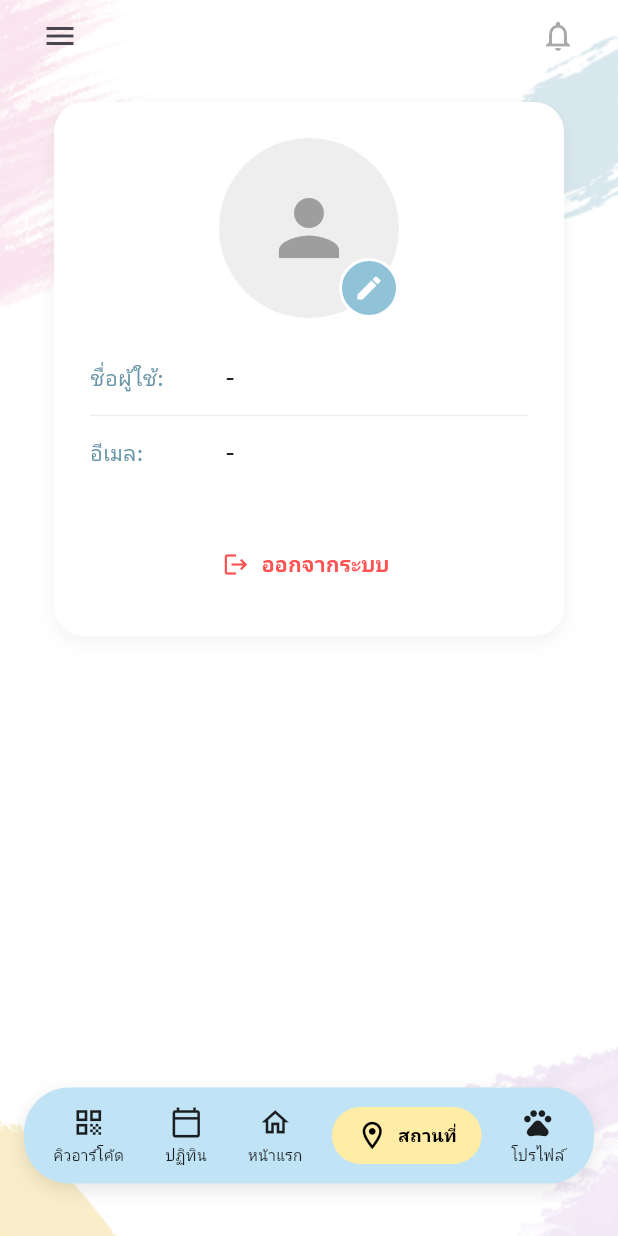
After one commit to siwadolrungmart/RegDog-Application, a Flutter app: the UserProfileScreen screen opened directly, on a phone screen of 412 x 824 dp. The commit adds this screen. Run offline on Flutter 3.47's test engine with Material 3 defaults, Android fonts, the phone set to English and light mode, and no system bars; our stand-ins replace cloud_firestore, file_picker, firebase_auth, firebase_core, firebase_storage, flutter_local_notifications and 8 more; accounts and stored records are empty; network calls fail; project files that could hold a hidden picture were left out.

Commit message:
add profile user page

```diff
--- a/lib/main.dart
+++ b/lib/main.dart
@@ -7,6 +7,7 @@ import 'package:regdogapp/screen/login_screen.dart';
 import 'package:regdogapp/screen/navbar_screen/calendar_screen.dart';
 import 'package:regdogapp/providers/current_dog_provider.dart';
 import 'package:regdogapp/screen/navbar_screen/places_screen.dart';
+import 'package:regdogapp/screen/register_screen/profile_user_screen.dart';
 import 'package:regdogapp/service/notification_service.dart';
 import 'firebase_options.dart';
 
@@ -85,7 +86,7 @@ class _RegDogAppState extends State<RegDogApp> {
       supportedLocales: const [
         Locale('th', 'TH'),
       ],
-      home: const  PlacePage(),
+      home: const LoginScreen(),
     );
   }
 }
--- a/lib/screen/login_screen.dart
+++ b/lib/screen/login_screen.dart
@@ -6,6 +6,8 @@ import 'package:cloud_firestore/cloud_firestore.dart'; // เพิ่ม Import
 // ต้อง import ไฟล์หน้าสร้างบัญชีเพื่อให้เรียกใช้ class ได้
 import 'package:regdogapp/screen/create_account_screen.dart';
 import 'package:regdogapp/screen/dog_list.dart';
+import 'package:regdogapp/screen/register_screen/registerdogname.dart';
+import 'package:regdogapp/screen/register_screen/registergender.dart';
 // นำเข้าไฟล์หน้าเลือกสถานะสุนัข (ตรวจสอบ path ให้ตรงกับโปรเจกต์ของคุณ)
 import 'package:regdogapp/screen/register_screen/registerhavedog.dart';
 
@@ -396,7 +398,7 @@ class _LoginScreenState extends State<LoginScreen> {
           // ถ้าไม่มีข้อมูลสุนัขเลย -> ไปหน้าลงทะเบียนสุนัข
           Navigator.pushReplacement(
             context,
-            MaterialPageRoute(builder: (context) => const Registerhavedog()),
+            MaterialPageRoute(builder: (context) => const Registerdogname()),
           );
         } else {
           // ถ้ามีสุนัขอย่างน้อย 1 ตัว -> ไปหน้า DogListPage
--- a/lib/screen/navbar_screen/dogprofile_screen.dart
+++ b/lib/screen/navbar_screen/dogprofile_screen.dart
@@ -42,7 +42,7 @@ class DogProfilePage extends StatefulWidget {
 }
 
 class _DogProfilePageState extends State<DogProfilePage> {
-  int _currentIndex = 2;
+  int _currentIndex = 4;
   final DatabaseService _db = DatabaseService();
   bool isEditing = false;
   bool isLoading = false;
--- /dev/null
+++ b/lib/screen/register_screen/profile_user_screen.dart
@@ -0,0 +1,421 @@
+import 'dart:io';
+import 'package:flutter/material.dart';
+import 'package:firebase_auth/firebase_auth.dart';
+import 'package:cloud_firestore/cloud_firestore.dart';
+import 'package:firebase_storage/firebase_storage.dart';
+import 'package:image_picker/image_picker.dart';
+import 'package:google_fonts/google_fonts.dart';
+import 'package:regdogapp/component/upperbar.dart';
+import 'package:regdogapp/component/bar.dart';
+// 🟢 เพิ่ม Import หน้า Login
+import 'package:regdogapp/screen/login_screen.dart';
+
+class UserProfileScreen extends StatefulWidget {
+  const UserProfileScreen({super.key});
+
+  @override
+  State<UserProfileScreen> createState() => _UserProfileScreenState();
+}
+
+class _UserProfileScreenState extends State<UserProfileScreen> {
+  int _currentIndex = 3; // กำหนด Index ให้ตรงกับเมนู Profile ของคุณใน BottomNavBar
+
+  bool _isEditing = false;
+  bool _isLoading = true;
+  bool _isSaving = false;
+
+  late TextEditingController _nameController;
+  late TextEditingController _emailController;
+
+  File? _newProfileImage;
+  String? _existingImageUrl;
+  String _displayName = "";
+  String _email = "";
+
+  final ImagePicker _picker = ImagePicker();
+
+  @override
+  void initState() {
+    super.initState();
+    _nameController = TextEditingController();
+    _emailController = TextEditingController(); // อีเมลมักจะไม่ให้แก้ตรงๆ แต่ใส่ไว้แสดงผล
+    _loadUserData();
+  }
+
+  @override
+  void dispose() {
+    _nameController.dispose();
+    _emailController.dispose();
+    super.dispose();
+  }
+
+  // 🟢 1. ดึงข้อมูล User จาก Firestore
+  Future<void> _loadUserData() async {
+    try {
+      User? user = FirebaseAuth.instance.currentUser;
+      if (user != null) {
+        DocumentSnapshot doc = await FirebaseFirestore.instance
+            .collection('users')
+            .doc(user.uid)
+            .get();
+
+        if (doc.exists) {
+          Map<String, dynamic> data = doc.data() as Map<String, dynamic>;
+          setState(() {
+            _displayName = data['displayName'] ?? 'ไม่ระบุชื่อ';
+            _email = data['email'] ?? user.email ?? 'ไม่ระบุอีเมล';
+            _existingImageUrl = data['profileImageUrl'];
+
+            // นำข้อมูลไปใส่ใน Controller เผื่อผู้ใช้กด Edit
+            _nameController.text = _displayName;
+            _emailController.text = _email;
+
+            _isLoading = false;
+          });
+        } else {
+          // กรณีไม่มีเอกสารใน users collection
+          setState(() {
+            _displayName = user.displayName ?? 'ไม่ระบุชื่อ';
+            _email = user.email ?? 'ไม่ระบุอีเมล';
+            _existingImageUrl = user.photoURL;
+            _nameController.text = _displayName;
+            _emailController.text = _email;
+            _isLoading = false;
+          });
+        }
+      }
+    } catch (e) {
+      debugPrint("Error loading user data: $e");
+      setState(() => _isLoading = false);
+    }
+  }
+
+  // 🟢 2. เลือกรูปโปรไฟล์ใหม่
+  Future<void> _pickProfileImage() async {
+    final pickedFile = await _picker.pickImage(
+      source: ImageSource.gallery,
+      imageQuality: 70,
+    );
+
+    if (pickedFile != null) {
+      setState(() {
+        _newProfileImage = File(pickedFile.path);
+      });
+    }
+  }
+
+  // 🟢 3. บันทึกข้อมูล
+  Future<void> _saveChanges() async {
+    if (_nameController.text.trim().isEmpty) {
+      ScaffoldMessenger.of(context).showSnackBar(
+        const SnackBar(content: Text("กรุณากรอกชื่อผู้ใช้งาน")),
+      );
+      return;
+    }
+
+    setState(() => _isSaving = true);
+
+    try {
+      User? user = FirebaseAuth.instance.currentUser;
+      if (user == null) return;
+
+      String finalImageUrl = _existingImageUrl ?? "";
+
+      // ถ้ามีการเปลี่ยนรูป
+      if (_newProfileImage != null) {
+        String fileName = 'profile_${user.uid}_${DateTime.now().millisecondsSinceEpoch}.jpg';
+        Reference ref = FirebaseStorage.instance.ref().child('user_profiles/$fileName');
+        await ref.putFile(_newProfileImage!);
+        finalImageUrl = await ref.getDownloadURL();
+      }
+
+      // อัปเดตข้อมูลใน Firestore
+      await FirebaseFirestore.instance.collection('users').doc(user.uid).set({
+        'displayName': _nameController.text.trim(),
+        'profileImageUrl': finalImageUrl,
+        'email': _email,
+        'updatedAt': FieldValue.serverTimestamp(),
+      }, SetOptions(merge: true));
+
+      // อัปเดต Profile ใน Firebase Auth (เผื่อไว้)
+      await user.updateDisplayName(_nameController.text.trim());
+      if (_newProfileImage != null) {
+        await user.updatePhotoURL(finalImageUrl);
+      }
+
+      // อัปเดต UI กลับไปโหมดดูข้อมูล
+      setState(() {
+        _displayName = _nameController.text.trim();
+        _existingImageUrl = finalImageUrl;
+        _isEditing = false;
+        _isSaving = false;
+      });
+
+      if (mounted) {
+        ScaffoldMessenger.of(context).showSnackBar(
+          const SnackBar(content: Text("บันทึกข้อมูลสำเร็จ")),
+        );
+      }
+    } catch (e) {
+      debugPrint("Save error: $e");
+      if (mounted) {
+        ScaffoldMessenger.of(context).showSnackBar(
+          SnackBar(content: Text("เกิดข้อผิดพลาด: $e")),
+        );
+        setState(() => _isSaving = false);
+      }
+    }
+  }
+
+  // 🟢 4. ยกเลิกการแก้ไข
+  void _cancelEditing() {
+    setState(() {
+      _nameController.text = _displayName;
+      _newProfileImage = null;
+      _isEditing = false;
+    });
+  }
+
+  @override
+  Widget build(BuildContext context) {
+    const Color primaryBlue = Color(0xFF90C2D8);
+    const Color bgBlue = Color(0xFFE6F3FB);
+    const Color yellowBtn = Color(0xFFFFEFA6);
+
+    return Scaffold(
+
+      bottomNavigationBar: CustomBottomNavBar(
+        selectedIndex: _currentIndex,
+        onItemTapped: (index) {
+          setState(() => _currentIndex = index);
+        },
+      ),
+      body: SafeArea(
+        child: Column(
+          children: [
+            HomeTopBar(
+              showProfile: false,
+              onMenuTap: () => Navigator.pop(context),
+            ),
+
+            Expanded(
+              child: _isLoading
+                  ? const Center(child: CircularProgressIndicator())
+                  : SingleChildScrollView(
+                      padding: const EdgeInsets.all(20),
+                      child: Container(
+                        width: double.infinity,
+                        padding: const EdgeInsets.all(24),
+                        decoration: BoxDecoration(
+                          color: Colors.white,
+                          borderRadius: BorderRadius.circular(20),
+                          boxShadow: [
+                            BoxShadow(
+                              color: Colors.black.withOpacity(0.05),
+                              blurRadius: 10,
+                              offset: const Offset(0, 4),
+                            ),
+                          ],
+                        ),
+                        child: Column(
+                          children: [
+                            // 🟢 ส่วนรูปโปรไฟล์และปุ่มแก้ไข
+                            Stack(
+                              alignment: Alignment.bottomRight,
+                              children: [
+                                CircleAvatar(
+                                  radius: 60,
+                                  backgroundColor: Colors.grey[200],
+                                  backgroundImage: _newProfileImage != null
+                                      ? FileImage(_newProfileImage!) as ImageProvider
+                                      : (_existingImageUrl != null && _existingImageUrl!.isNotEmpty)
+                                          ? NetworkImage(_existingImageUrl!)
+                                          : null,
+                                  child: (_newProfileImage == null &&
+                                          (_existingImageUrl == null || _existingImageUrl!.isEmpty))
+                                      ? const Icon(Icons.person, size: 60, color: Colors.grey)
+                                      : null,
+                                ),
+
+                                GestureDetector(
+                                  onTap: () {
+                                    if (!_isEditing) {
+                                      setState(() => _isEditing = true);
+                                    } else {
+                                      _pickProfileImage();
+                                    }
+                                  },
+                                  child: Container(
+                                    padding: const EdgeInsets.all(8),
+                                    decoration: BoxDecoration(
+                                      color: primaryBlue,
+                                      shape: BoxShape.circle,
+                                      border: Border.all(color: Colors.white, width: 2),
+                                    ),
+                                    child: Icon(
+                                      _isEditing ? Icons.camera_alt : Icons.edit,
+                                      size: 20,
+                                      color: Colors.white,
+                                    ),
+                                  ),
+                                ),
+                              ],
+                            ),
+                            const SizedBox(height: 30),
+
+                            // 🟢 ส่วนแสดง/แก้ไขข้อมูล
+                            _buildInfoSection(),
+
+                            const SizedBox(height: 40),
+
+                            // 🟢 ส่วนปุ่มกด (แสดงเฉพาะตอน Edit)
+                            if (_isEditing)
+                              Row(
+                                children: [
+                                  Expanded(
+                                    child: OutlinedButton(
+                                      onPressed: _isSaving ? null : _cancelEditing,
+                                      style: OutlinedButton.styleFrom(
+                                        padding: const EdgeInsets.symmetric(vertical: 14),
+                                        side: const BorderSide(color: Colors.grey),
+                                        shape: RoundedRectangleBorder(
+                                          borderRadius: BorderRadius.circular(12),
+                                        ),
+                                      ),
+                                      child: Text(
+                                        "ยกเลิก",
+                                        style: GoogleFonts.inter(
+                                          color: Colors.grey[700],
+                                          fontWeight: FontWeight.bold,
+                                        ),
+                                      ),
+                                    ),
+                                  ),
+                                  const SizedBox(width: 15),
+                                  Expanded(
+                                    child: ElevatedButton(
+                                      onPressed: _isSaving ? null : _saveChanges,
+                                      style: ElevatedButton.styleFrom(
+                                        backgroundColor: yellowBtn,
+                                        padding: const EdgeInsets.symmetric(vertical: 14),
+                                        elevation: 0,
+                                        shape: RoundedRectangleBorder(
+                                          borderRadius: BorderRadius.circular(12),
+                                        ),
+                                      ),
+                                      child: _isSaving
+                                          ? const SizedBox(
+                                              height: 20,
+                                              width: 20,
+                                              child: CircularProgressIndicator(
+                                                strokeWidth: 2,
+                                                color: Colors.black54,
+                                              ),
+                                            )
+                                          : Text(
+                                              "บันทึก",
+                                              style: GoogleFonts.inter(
+                                                color: Colors.black87,
+                                                fontWeight: FontWeight.bold,
+                                              ),
+                                            ),
+                                    ),
+                                  ),
+                                ],
+                              ),
+
+                            // 🟢 ปุ่มออกจากระบบแบบสมบูรณ์
+                            if (!_isEditing)
+                              SizedBox(
+                                width: double.infinity,
+                                child: TextButton.icon(
+                                  onPressed: () async {
+                                    // 1. สั่ง Firebase ให้ Sign Out
+                                    await FirebaseAuth.instance.signOut();
+
+                                    // 2. เช็คว่าหน้าต่างยังอยู่ไหมเพื่อป้องกัน Error
+                                    if (!context.mounted) return;
+
+                                    // 3. กลับไปหน้า LoginScreen และล้างประวัติหน้าเก่าทั้งหมดทิ้ง
+                                    Navigator.of(context).pushAndRemoveUntil(
+                                      MaterialPageRoute(
+                                        builder: (context) => const LoginScreen(),
+                                      ),
+                                      (Route<dynamic> route) => false,
+                                    );
+                                  },
+                                  icon: const Icon(Icons.logout, color: Colors.redAccent),
+                                  label: Text(
+                                    "ออกจากระบบ",
+                                    style: GoogleFonts.inter(
+                                      color: Colors.redAccent,
+                                      fontWeight: FontWeight.w600,
+                                    ),
+                                  ),
+                                ),
+                              )
+                          ],
+                        ),
+                      ),
+                    ),
+            ),
+          ],
+        ),
+      ),
+    );
+  }
+
+  Widget _buildInfoSection() {
+    return Column(
+      children: [
+        _buildRowItem("ชื่อผู้ใช้:", _nameController, isEditable: _isEditing),
+        const Divider(height: 30, color: Color(0xFFEEEEEE)),
+        _buildRowItem("อีเมล:", _emailController, isEditable: false),
+      ],
+    );
+  }
+
+  Widget _buildRowItem(String label, TextEditingController controller, {required bool isEditable}) {
+    return Row(
+      crossAxisAlignment: CrossAxisAlignment.center,
+      children: [
+        SizedBox(
+          width: 90,
+          child: Text(
+            label,
+            style: GoogleFonts.inter(
+              color: const Color(0xFF6A97A8),
+              fontWeight: FontWeight.w500,
+              fontSize: 14,
+            ),
+          ),
+        ),
+        Expanded(
+          child: isEditable
+              ? TextField(
+                  controller: controller,
+                  style: GoogleFonts.inter(fontSize: 14, color: Colors.black87),
+                  decoration: InputDecoration(
+                    contentPadding: const EdgeInsets.symmetric(horizontal: 12, vertical: 8),
+                    isDense: true,
+                    filled: true,
+                    fillColor: Colors.grey[100],
+                    border: OutlineInputBorder(
+                      borderRadius: BorderRadius.circular(8),
+                      borderSide: BorderSide.none,
+                    ),
+                  ),
+                )
+              : Text(
+                  controller.text.isEmpty ? "-" : controller.text,
+                  style: GoogleFonts.inter(
+                    fontSize: 14,
+                    color: Colors.black87,
+                    fontWeight: FontWeight.w500,
+                  ),
+                ),
+        ),
+      ],
+    );
+  }
+}
--- a/lib/service/notification_service.dart
+++ b/lib/service/notification_service.dart
@@ -31,6 +31,9 @@ class NotificationService {
       requestAlertPermission: true,
       requestBadgePermission: true,
       requestSoundPermission: true,
+      defaultPresentAlert: true,
+      defaultPresentSound: true,
+      defaultPresentBadge: true,
     );
 
     const InitializationSettings initSettings = InitializationSettings(android: androidSettings, iOS: iosSettings);
```
Also changed, not shown: lib/screen/navbar_screen/home_screen.dart (+8 -1 lines), 1 other file.
